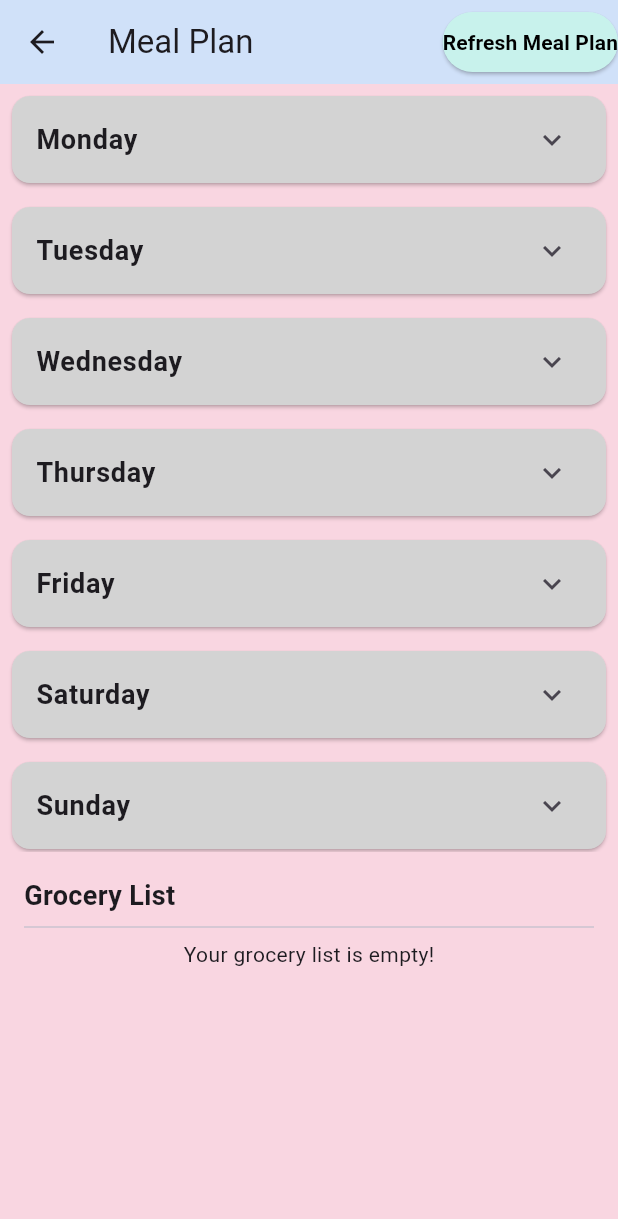
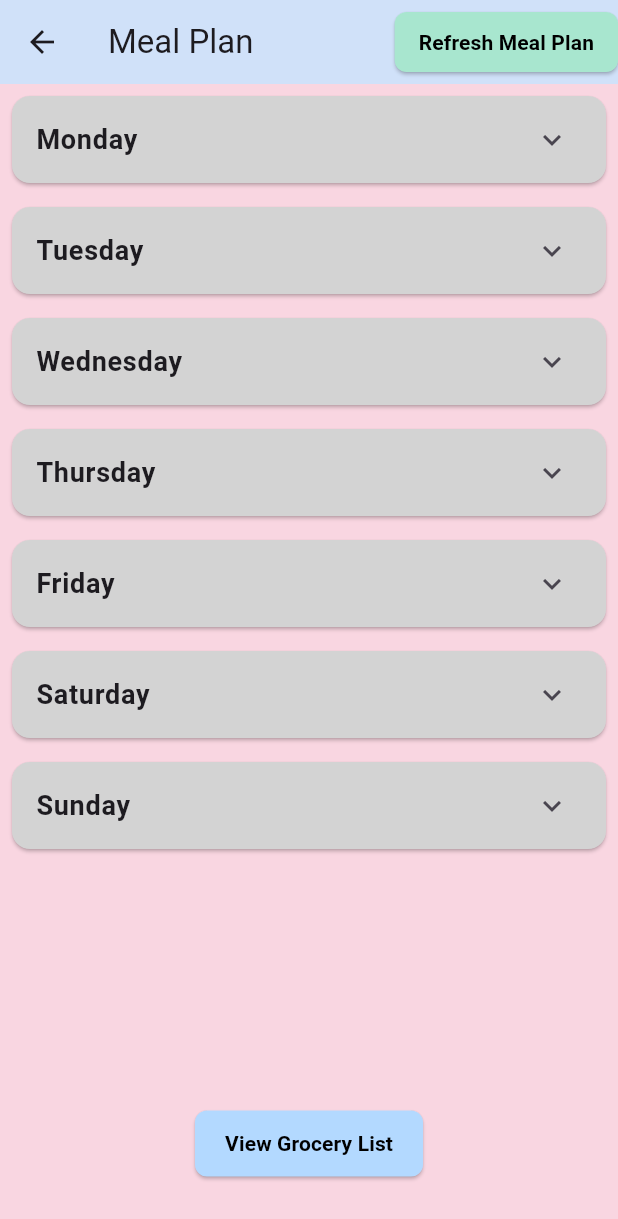
Before and after one commit to FaithNnakwe/Recipe-and-Meal-Planning-App, a Flutter app: the screen it shows after launch, after a tap on "Load More", after a tap on "View Meal Plan", on a phone screen of 412 x 824 dp. Shown: the top 1219 px of the screen. Run offline on Flutter 3.47's test engine with Material 3 defaults, Android fonts, the phone set to English and light mode, and no system bars.

Commit message:
Used ShowModal to display grocery_list

```diff
--- a/lib/main.dart
+++ b/lib/main.dart
@@ -212,8 +212,14 @@ class _RecipeListState extends State<RecipeList> {
                     displayedRecipes += 6;
                   });
                 },
-                style: ElevatedButton.styleFrom(backgroundColor: Colors.blueAccent),
-                child: Text('Load More', style: TextStyle(color: Colors.white),),
+                style: ElevatedButton.styleFrom(
+                  backgroundColor: Color(0xFFB3D9FF), // Background color (e.g., blue)
+                  shape: RoundedRectangleBorder(
+      borderRadius: BorderRadius.circular(8), // Rounded corners
+    ),
+    padding: EdgeInsets.symmetric(vertical: 8.0, horizontal: 12.0),
+                ),
+                child: Text('Load More', style: TextStyle(fontSize: 14, color: Colors.black, fontWeight: FontWeight.bold)),
               ),
             ),
         ],
--- a/lib/meal_plan.dart
+++ b/lib/meal_plan.dart
@@ -89,8 +89,11 @@ class MealPlanScreenState extends State<MealPlanScreen> {
           ElevatedButton(
               onPressed: clearMealPlan,
               style: ElevatedButton.styleFrom(
-                padding: EdgeInsets.symmetric(vertical: 8.0),
-                backgroundColor: Color.fromARGB(255, 200, 242, 236), // Button color
+                shape: RoundedRectangleBorder(
+      borderRadius: BorderRadius.circular(8), // Rounded corners
+    ),
+                padding: EdgeInsets.symmetric(horizontal: 16.0, vertical: 8.0),
+                backgroundColor: Color(0xFFA8E6CF), // Button color
               ),
               child: Text("Refresh Meal Plan", style: TextStyle(fontWeight: FontWeight.bold, color: Colors.black)),
             ),
@@ -100,7 +103,7 @@ class MealPlanScreenState extends State<MealPlanScreen> {
         children: [
           // Meal plan list
           Expanded(
-            flex: 2,  // Give more space to the meal plan
+            flex: 6,
             child: ListView(
               children: widget.mealPlan.meals.keys.map((day) {
                 return Card(
@@ -166,30 +169,73 @@ class MealPlanScreenState extends State<MealPlanScreen> {
             ),
           ),
 
-          // **Grocery List Section**
           Expanded(
-            flex: 1,  // Give the grocery list less space than the meal plan
   child: Padding(
-              padding: const EdgeInsets.all(16.0),
+    padding: const EdgeInsets.all(8.0),
     child: Column(
       crossAxisAlignment: CrossAxisAlignment.start,
       children: [
-                  Text(
-                    "Grocery List",
-                    style: TextStyle(fontSize: 18, fontWeight: FontWeight.bold),
+        SizedBox(height: 16),
+        ElevatedButton(
+  onPressed: () {
+    showModalBottomSheet(
+      context: context,
+      isScrollControlled: true, // Allows full-screen height
+      shape: RoundedRectangleBorder(
+        borderRadius: BorderRadius.vertical(top: Radius.circular(12)),
       ),
-                  Divider(),
-                  updatedGroceryList.isEmpty
-                      ? Center(child: Text("Your grocery list is empty!"))
-                      : SingleChildScrollView(  // Added scroll view for grocery list
+      builder: (context) {
+        return DraggableScrollableSheet(
+          initialChildSize: 0.6, // Start at 60% height
+          minChildSize: 0.2, // Can collapse down to 20%
+          maxChildSize: 1.0, // Fully covers the screen when expanded
+          expand: false,
+          builder: (context, scrollController) {
+            return Container(
+              decoration: BoxDecoration(
+                color: Color(0xFFE8E8E8),
+                borderRadius: BorderRadius.vertical(top: Radius.circular(12)),
+              ),
               child: Column(
-                            children: updatedGroceryList.map((item) {
+                children: [
+                  // Drag Handle
+                  Container(
+                    width: 40,
+                    height: 6,
+                    margin: EdgeInsets.symmetric(vertical: 8),
+                    decoration: BoxDecoration(
+                      color: Colors.grey[400],
+                      borderRadius: BorderRadius.circular(3),
+                    ),
+                  ),
+                  Expanded(
+                    child: ListView.builder(
+                      controller: scrollController,
+                      itemCount: updatedGroceryList.length,
+                      itemBuilder: (context, index) {
                         return ListTile(
                           leading: Icon(Icons.check_box_outline_blank),
-                                title: Text(item),
+                          title: Text(updatedGroceryList[index]),
                         );
-                            }).toList(),
+                      },
                     ),
+                  ),
+                ],
+              ),
+            );
+          },
+        );
+      },
+    );
+  },
+  style: ElevatedButton.styleFrom(
+    backgroundColor: Color(0xFFB3D9FF), // Background color (e.g., blue)
+    shape: RoundedRectangleBorder(
+      borderRadius: BorderRadius.circular(8), // Rounded corners
+    ),
+    padding: EdgeInsets.symmetric(vertical: 12.0, horizontal: 20.0), // Padding inside the button
+  ),
+  child: Text("View Grocery List", style: TextStyle(fontSize: 14, color: Colors.black, fontWeight: FontWeight.bold)),
 ),
       ],
     ),
--- a/lib/recipe.dart
+++ b/lib/recipe.dart
@@ -197,7 +197,7 @@ Recipe(
   ingredients: [
     'Olive oil',
     'Onions',
-    'Garlic clove',
+    'Garlic cloves',
     'Bell pepper',
     'Zucchini',
     'Tomatoes',
```
Also changed, not shown: lib/grocery_list.dart (deleted, +0 -28 lines). Lines whose indentation alone changed are shown as unchanged.
